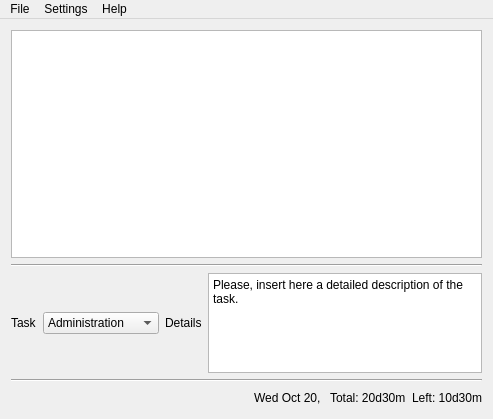
The window that whch.ui (Patriciasc/WHCH) describes before a commit, drawn with Qt 5.
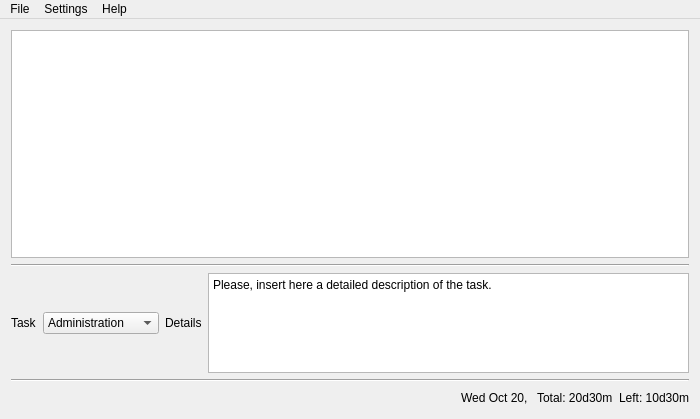
The same window after the commit.

Commit message: Constricted input values for the editable time fields.

Patch:
```diff
--- a/whch.ui
+++ b/whch.ui
@@ -6,7 +6,7 @@
    <rect>
     <x>0</x>
     <y>0</y>
-    <width>493</width>
+    <width>700</width>
     <height>419</height>
    </rect>
   </property>
@@ -201,7 +201,7 @@
     <rect>
      <x>0</x>
      <y>0</y>
-     <width>493</width>
+     <width>700</width>
      <height>25</height>
     </rect>
    </property>
```
The commit also changes 1 other file.
